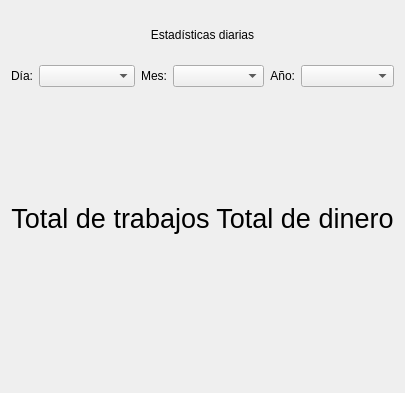
This is views/statsPerDay.ui in STITCH9911/onink as Qt 5 draws it before an edit. The edited form follows.
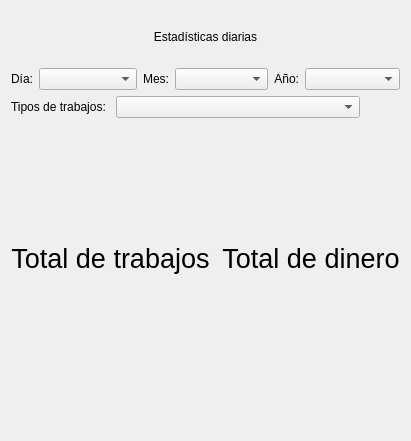
This is the edited form.

Commit message: Add tipos trabajos to stadistics

Diff of the .ui file:
```diff
--- a/views/statsPerDay.ui
+++ b/views/statsPerDay.ui
@@ -6,14 +6,14 @@
    <rect>
     <x>0</x>
     <y>0</y>
-    <width>400</width>
-    <height>393</height>
+    <width>411</width>
+    <height>441</height>
    </rect>
   </property>
   <property name="windowTitle">
    <string>Form</string>
   </property>
-  <layout class="QVBoxLayout" name="verticalLayout_3" stretch="1,2,6">
+  <layout class="QVBoxLayout" name="verticalLayout_3" stretch="1,1,1,6">
    <item>
     <widget class="QLabel" name="label">
      <property name="text">
@@ -79,6 +79,33 @@
      </item>
     </layout>
    </item>
+   <item>
+    <layout class="QHBoxLayout" name="horizontalLayout_6" stretch="1,6,0">
+     <item>
+      <widget class="QLabel" name="label_7">
+       <property name="text">
+        <string>Tipos de trabajos: </string>
+       </property>
+      </widget>
+     </item>
+     <item>
+      <widget class="QComboBox" name="cb_trabajos"/>
+     </item>
+     <item>
+      <spacer name="horizontalSpacer_2">
+       <property name="orientation">
+        <enum>Qt::Horizontal</enum>
+       </property>
+       <property name="sizeHint" stdset="0">
+        <size>
+         <width>40</width>
+         <height>20</height>
+        </size>
+       </property>
+      </spacer>
+     </item>
+    </layout>
+   </item>
    <item>
     <layout class="QHBoxLayout" name="horizontalLayout_5" stretch="4,1,4">
      <item>
```
The commit also changes 5 other files.
